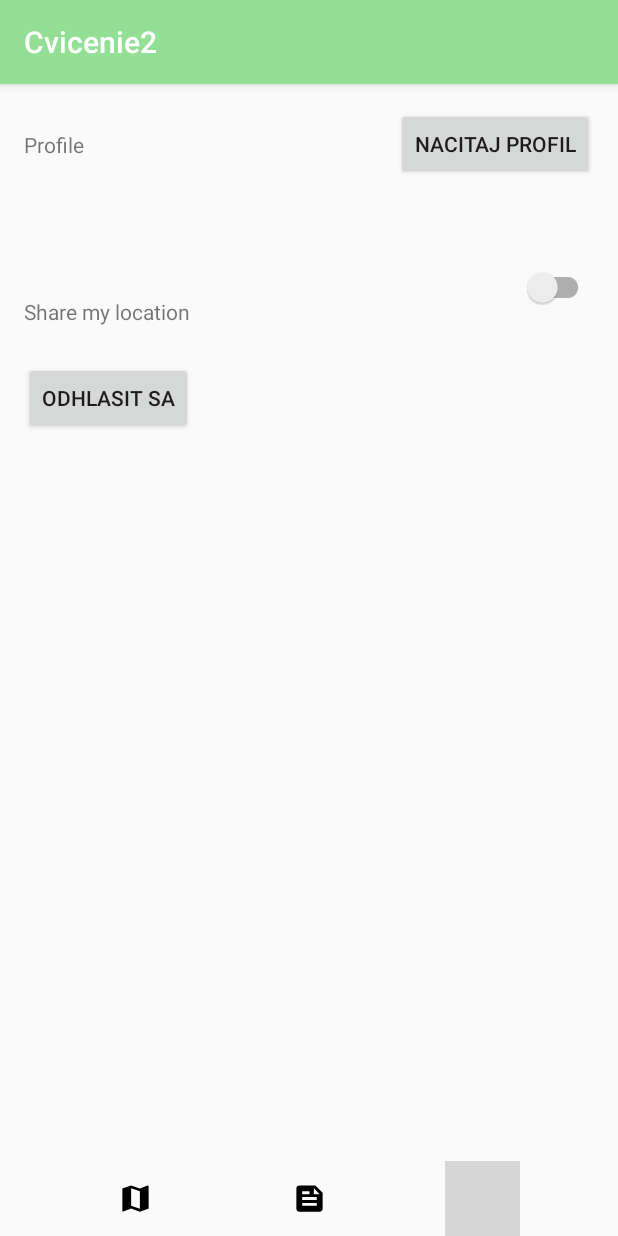
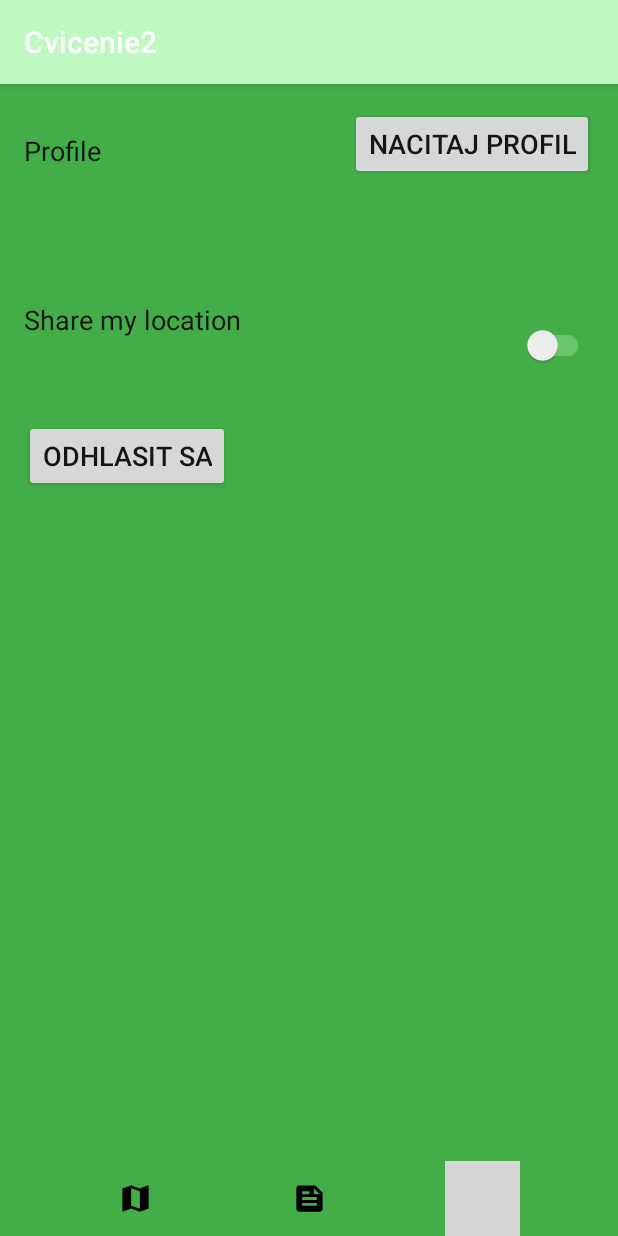
Before and after one commit to David-Baranec/mobv, an Android app: the ProfileFragment screen opened through its navigation route, on a phone screen of 412 x 824 dp. Run offline under Robolectric (Android 15) with nearby library versions, the phone set to English and light mode, and no system bars; our stand-ins replace data binding; grey boxes are pictures that could not be loaded.

Commit message:
style: colors for light and dark mode

```diff
--- a/app/src/main/res/layout/fragment_profile.xml
+++ b/app/src/main/res/layout/fragment_profile.xml
@@ -7,39 +7,47 @@
             name="model"
             type="com.example.cvicenie2.viewmodels.ProfileViewModel" />
     </data>
+
     <androidx.constraintlayout.widget.ConstraintLayout
         android:layout_width="match_parent"
         android:layout_height="match_parent">
+
         <TextView
             android:id="@+id/textView"
+            android:layout_width="68dp"
+            android:layout_height="51dp"
+            android:layout_margin="@dimen/activity_vertical_margin"
+            android:layout_marginStart="16dp"
+            android:text="@string/profile"
+            app:layout_constraintBottom_toBottomOf="@id/load_profile_btn"
+            app:layout_constraintStart_toStartOf="parent"
+            app:layout_constraintTop_toTopOf="@id/load_profile_btn"
+            app:layout_constraintVertical_bias="0.0" />
+
+        <TextView
+            android:id="@+id/name"
             android:layout_width="wrap_content"
             android:layout_height="wrap_content"
-            android:text="@string/profile"
-            android:layout_margin="@dimen/activity_vertical_margin"
-            app:layout_constraintTop_toTopOf="@id/load_profile_btn"
-            app:layout_constraintBottom_toBottomOf="@id/load_profile_btn"
-            app:layout_constraintStart_toStartOf="parent" />
-        <TextView
-            android:id="@+id/name"
+            android:layout_margin="@dimen/activity_horizontal_margin"
             android:text="@{model.userResult.username}"
-            app:layout_constraintTop_toBottomOf="@id/textView"
             app:layout_constraintStart_toStartOf="parent"
-            android:layout_margin="@dimen/activity_horizontal_margin"
-            android:layout_width="wrap_content"
-            android:layout_height="wrap_content" />
+            app:layout_constraintTop_toBottomOf="@id/textView" />
+
         <Button
             android:id="@+id/load_profile_btn"
-            android:text="@string/nacitaj_profil"
             android:layout_width="wrap_content"
             android:layout_height="wrap_content"
+            android:layout_margin="@dimen/activity_horizontal_margin"
+            android:layout_marginTop="32dp"
+            android:layout_marginEnd="24dp"
+            android:text="@string/nacitaj_profil"
             app:layout_constraintEnd_toEndOf="parent"
-            app:layout_constraintTop_toTopOf="parent"
-            android:layout_margin="@dimen/activity_horizontal_margin" />
+            app:layout_constraintTop_toTopOf="parent" />
 
         <TextView
             android:id="@+id/location_label"
-            android:layout_width="124dp"
-            android:layout_height="27dp"
+            android:layout_width="153dp"
+            android:layout_height="63dp"
             android:layout_marginStart="16dp"
             android:text="Share my location"
             app:layout_constraintBottom_toBottomOf="@id/location_switch"
@@ -58,22 +66,25 @@
             app:layout_constraintEnd_toEndOf="parent"
             app:layout_constraintTop_toBottomOf="@id/name" />
 
+
         <Button
             android:id="@+id/logout_btn"
-            android:text="@string/odhlasit_sa"
             android:layout_width="wrap_content"
             android:layout_height="wrap_content"
+            android:layout_margin="@dimen/activity_horizontal_margin"
+            android:layout_marginStart="16dp"
+            android:layout_marginTop="32dp"
+            android:text="@string/odhlasit_sa"
             app:layout_constraintStart_toStartOf="parent"
-            app:layout_constraintTop_toBottomOf="@id/location_label"
-            android:layout_margin="@dimen/activity_horizontal_margin" />
-
+            app:layout_constraintTop_toBottomOf="@id/location_label" />
 
         <com.example.cvicenie2.BottomBar
+            style="@style/AppTheme"
             android:id="@+id/bottom_bar"
             android:layout_width="match_parent"
             android:layout_height="wrap_content"
             app:layout_constraintBottom_toBottomOf="parent"
-            app:layout_constraintStart_toStartOf="parent"
-            app:layout_constraintEnd_toEndOf="parent" />
+            app:layout_constraintEnd_toEndOf="parent"
+            app:layout_constraintStart_toStartOf="parent" />
     </androidx.constraintlayout.widget.ConstraintLayout>
 </layout>
--- a/app/src/main/res/navigation/nav_graph.xml
+++ b/app/src/main/res/navigation/nav_graph.xml
@@ -6,7 +6,7 @@
 
     <fragment
         android:id="@+id/loginFragment"
-        android:name="com.example.cvicenie2.fragments.LoginFragment"
+        android:name="com.example.cvicenie2.fragments.LogInFragment"
         android:label="LoginFragment">
 
         <action
--- a/app/src/main/res/values-night/styles.xml
+++ b/app/src/main/res/values-night/styles.xml
@@ -1,7 +1,18 @@
 <?xml version="1.0" encoding="utf-8"?>
 <resources>
     <style name="TextStyleNight">
-        <item name="android:textColor">#FFFFFF</item>
+        <item name="android:textColor">#514D4D</item>
         <item name="android:textSize">18sp</item>
     </style>
+    <style name="AppTheme" parent="Theme.AppCompat.Light.DarkActionBar">
+        <item name="colorPrimary">#6B796B</item>
+        <item name="colorPrimaryDark">#124714</item>
+        <item name="colorAccent">#773E51</item>
+        <item name="android:colorForeground">#6B796B</item>
+        <item name="android:colorBackground">#124714</item>
+        <item name="android:textColor">#DEE3DC</item>
+        <item name="android:textSize">18sp</item>
+        <item name="android:colorButtonNormal">#303C30</item>
+
+    </style>
 </resources>
--- a/app/src/main/res/values/styles.xml
+++ b/app/src/main/res/values/styles.xml
@@ -1,19 +1,15 @@
 <?xml version="1.0" encoding="utf-8"?>
 <resources>
     <style name="AppTheme" parent="Theme.AppCompat.Light.DarkActionBar">
-        <item name="colorPrimary">#92DF95</item>
-        <item name="colorPrimaryDark">#32A837</item>
+        <item name="colorPrimary">#BFF8C1</item>
+        <item name="colorPrimaryDark">#43AE48</item>
         <item name="colorAccent">#7C022C</item>
+        <item name="android:colorForeground">#BFF8C1</item>
+        <item name="android:colorBackground">#43AE48</item>
+        <item name="android:textColor">#151514</item>
+        <item name="android:textSize">18sp</item>
+
+
     </style>
-    <style name="TextStyle">
-        <item name="android:textColor">#FF0000</item>
-        <item name="android:textSize">18sp</item>
-    </style>
-    <style name="BaseTextStyle">
-        <item name="android:textSize">16sp</item>
-        <item name="android:textColor">#000000</item>
-    </style>
-    <style name="LargeTextStyle" parent="BaseTextStyle">
-        <item name="android:textSize">24sp</item>
-    </style>
+
 </resources>
```
